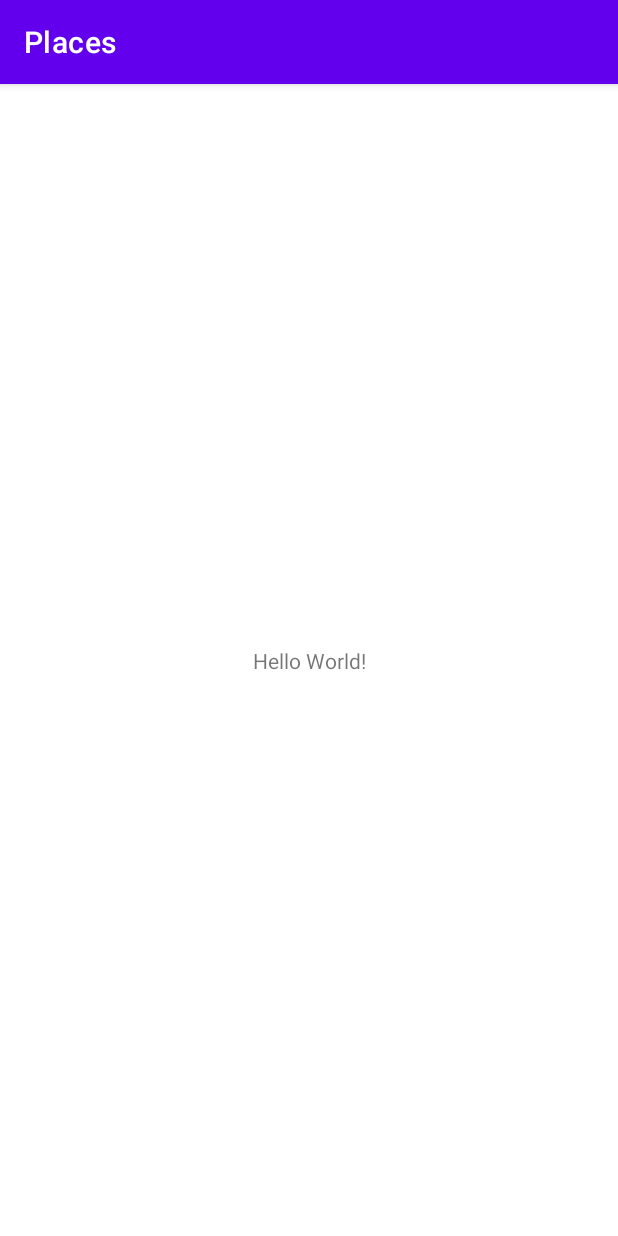
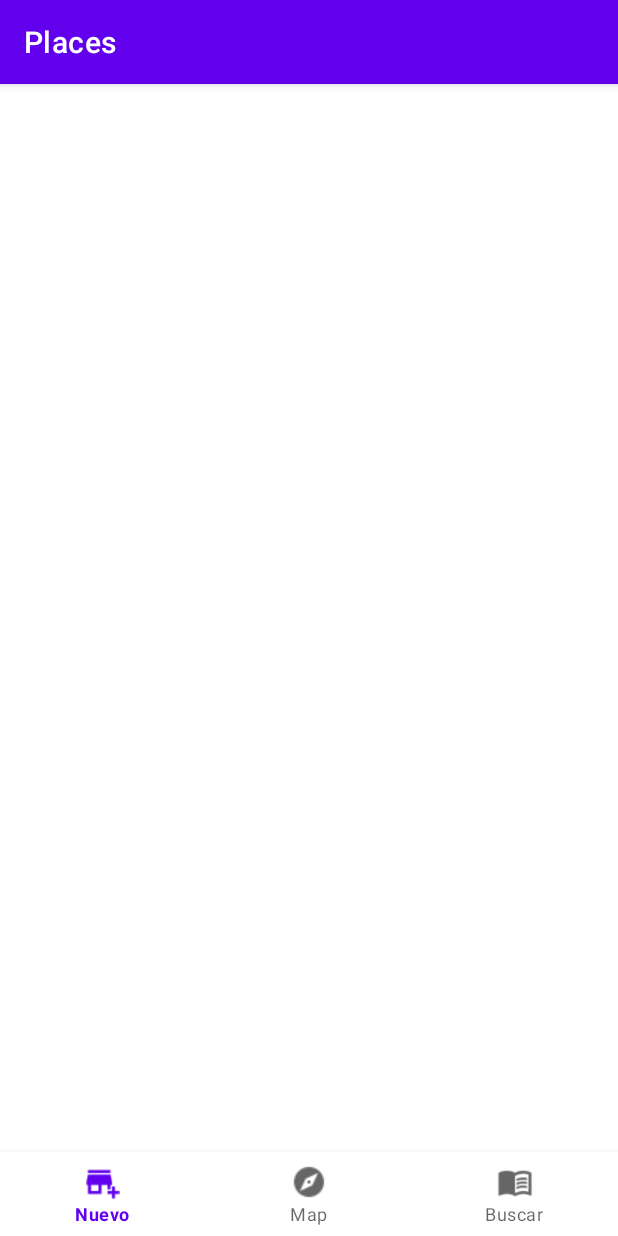
Before and after one commit to nencrist/PlacesApp, an Android app: the screen it shows after launch (MainActivity), on a phone screen of 412 x 824 dp. Run offline under Robolectric (Android 15) with nearby library versions, the phone set to English and light mode, and no system bars.

Commit message:
menu navegador

```diff
--- a/app/build.gradle
+++ b/app/build.gradle
@@ -33,6 +33,7 @@ dependencies {
     implementation 'androidx.appcompat:appcompat:1.1.0'
     implementation 'com.google.android.material:material:1.1.0'
     implementation 'androidx.constraintlayout:constraintlayout:1.1.3'
+    implementation 'androidx.legacy:legacy-support-v4:1.0.0'
     testImplementation 'junit:junit:4.+'
     androidTestImplementation 'androidx.test.ext:junit:1.1.1'
     androidTestImplementation 'androidx.test.espresso:espresso-core:3.2.0'
--- a/app/src/main/res/layout/activity_main.xml
+++ b/app/src/main/res/layout/activity_main.xml
@@ -6,13 +6,22 @@
     android:layout_height="match_parent"
     tools:context=".MainActivity">
 
-    <TextView
-        android:layout_width="wrap_content"
+    <androidx.constraintlayout.widget.ConstraintLayout
+        android:layout_width="0dp"
+        android:layout_height="0dp"
+        app:layout_constraintBottom_toTopOf="@+id/bottomNavigationView2"
+        app:layout_constraintEnd_toEndOf="parent"
+        app:layout_constraintStart_toStartOf="parent"
+        app:layout_constraintTop_toTopOf="parent">
+
+    </androidx.constraintlayout.widget.ConstraintLayout>
+
+    <com.google.android.material.bottomnavigation.BottomNavigationView
+        android:id="@+id/bottomNavigationView2"
+        android:layout_width="match_parent"
         android:layout_height="wrap_content"
-        android:text="Hello World!"
         app:layout_constraintBottom_toBottomOf="parent"
-        app:layout_constraintLeft_toLeftOf="parent"
-        app:layout_constraintRight_toRightOf="parent"
-        app:layout_constraintTop_toTopOf="parent" />
-
+        app:layout_constraintEnd_toEndOf="parent"
+        app:layout_constraintStart_toStartOf="parent"
+        app:menu="@menu/home_menu" />
 </androidx.constraintlayout.widget.ConstraintLayout>
--- /dev/null
+++ b/app/src/main/res/menu/home_menu.xml
@@ -0,0 +1,17 @@
+<?xml version="1.0" encoding="utf-8"?>
+<menu xmlns:app="http://schemas.android.com/apk/res-auto"
+    xmlns:android="http://schemas.android.com/apk/res/android">
+
+    <item
+        android:id="@+id/newItem"
+        android:icon="@drawable/home"
+        android:title="Nuevo" />
+    <item
+        android:id="@+id/mapItem"
+        android:icon="@drawable/map"
+        android:title="Map" />
+    <item
+        android:id="@+id/searchItem"
+        android:icon="@drawable/search"
+        android:title="Buscar" />
+</menu>
--- a/app/src/main/res/values/strings.xml
+++ b/app/src/main/res/values/strings.xml
@@ -1,3 +1,5 @@
 <resources>
     <string name="app_name">Places</string>
+    <!-- TODO: Remove or change this placeholder text -->
+    <string name="hello_blank_fragment">Hello blank fragment</string>
 </resources>
```
Also changed, not shown: app/src/main/java/com/example/places/listItemFragment.java (added, +36 -0 lines), app/src/main/java/com/example/places/newItemFragment.java (added, +36 -0 lines), app/src/main/res/layout/fragment_list_item.xml (added, +8 -0 lines), app/src/main/res/layout/fragment_new_item.xml (added, +82 -0 lines), app/src/main/res/drawable/home.png (added), app/src/main/res/drawable/map.png (added), app/src/main/res/drawable/search.png (added).
